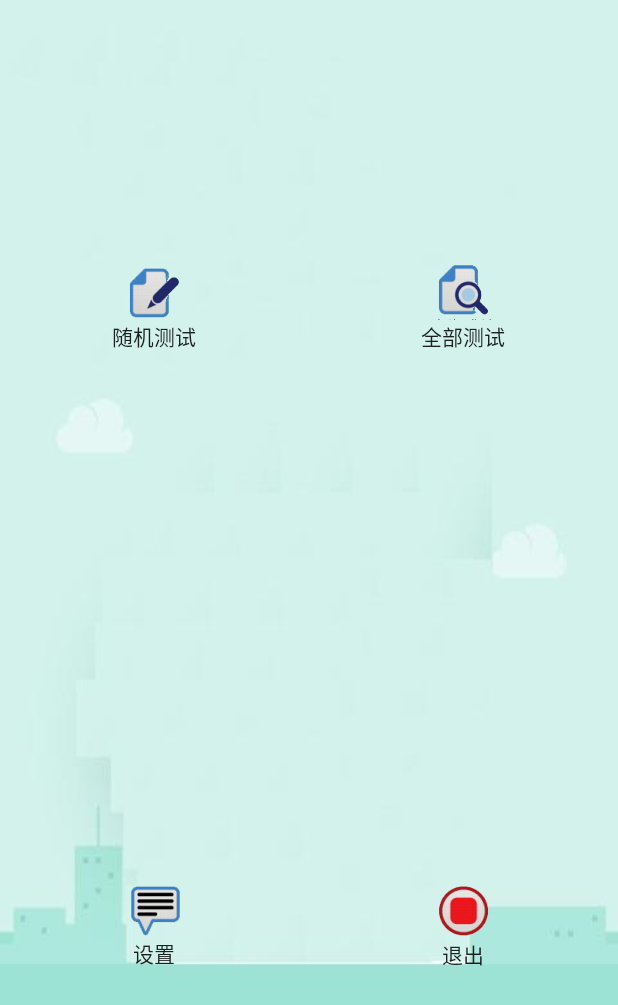
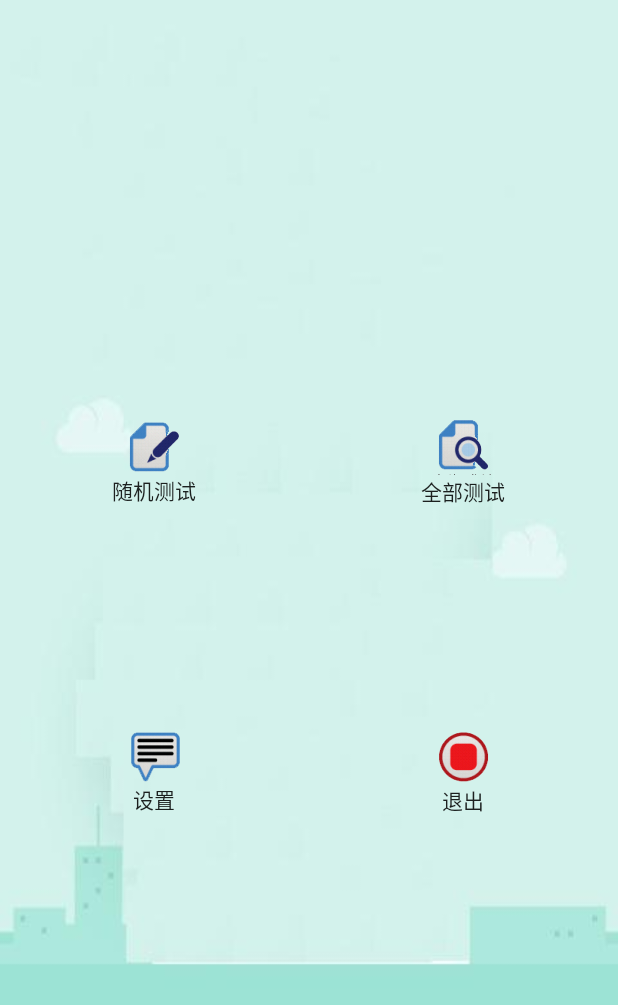
Before and after one commit to YanTuTwo/JKBD, an Android app: the screen it shows after launch (MainActivity), on a phone screen of 412 x 824 dp. Shown: the top 1005 px of the screen. Run offline under Robolectric (Android 15) with nearby library versions, the phone set to English and light mode, and no system bars.

Commit message:
简单修改布局，考场信息Tostring，添加useranswer字段

```diff
--- a/app/src/main/res/layout/activity_main.xml
+++ b/app/src/main/res/layout/activity_main.xml
@@ -4,6 +4,14 @@
     android:layout_height="match_parent"
     android:orientation="vertical"
     android:background="@mipmap/main">
+
+    <LinearLayout
+        android:layout_width="match_parent"
+        android:layout_height="match_parent"
+        android:layout_weight="1"
+        android:orientation="horizontal">
+
+    </LinearLayout>
 
     <LinearLayout
         android:layout_width="match_parent"
@@ -59,5 +67,12 @@
             android:drawableTop="@mipmap/main_menu_exit"
             android:layout_gravity="center"
             android:background="@null"/>
+
     </LinearLayout>
+
+    <LinearLayout
+        android:layout_width="match_parent"
+        android:layout_height="match_parent"
+        android:layout_weight="1"
+        android:orientation="horizontal"></LinearLayout>
 </LinearLayout>
```
Also changed, not shown: app/src/main/java/android/cn/jkbd/bean/Question.java (renamed from app/src/main/java/android/cn/jkbd/bean/Qusetion.java, +11 -1 lines), app/src/main/java/android/cn/jkbd/bean/Result.java (+4 -4 lines), app/src/main/java/android/cn/jkbd/bean/Roominformation.java (+8 -0 lines).
